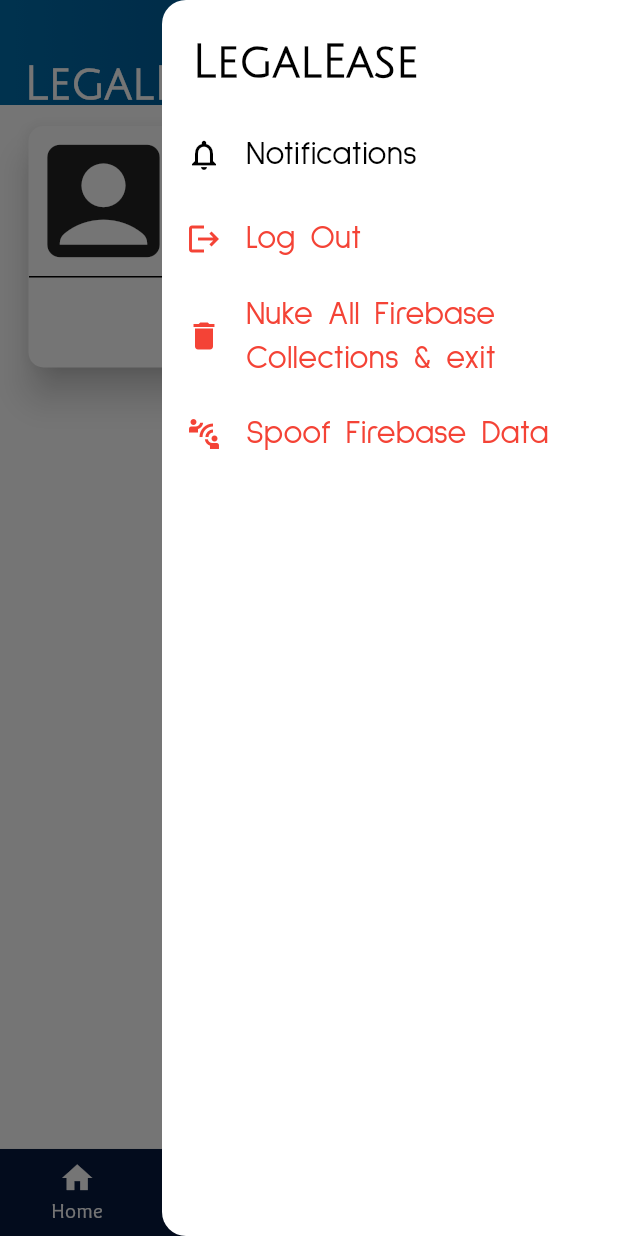
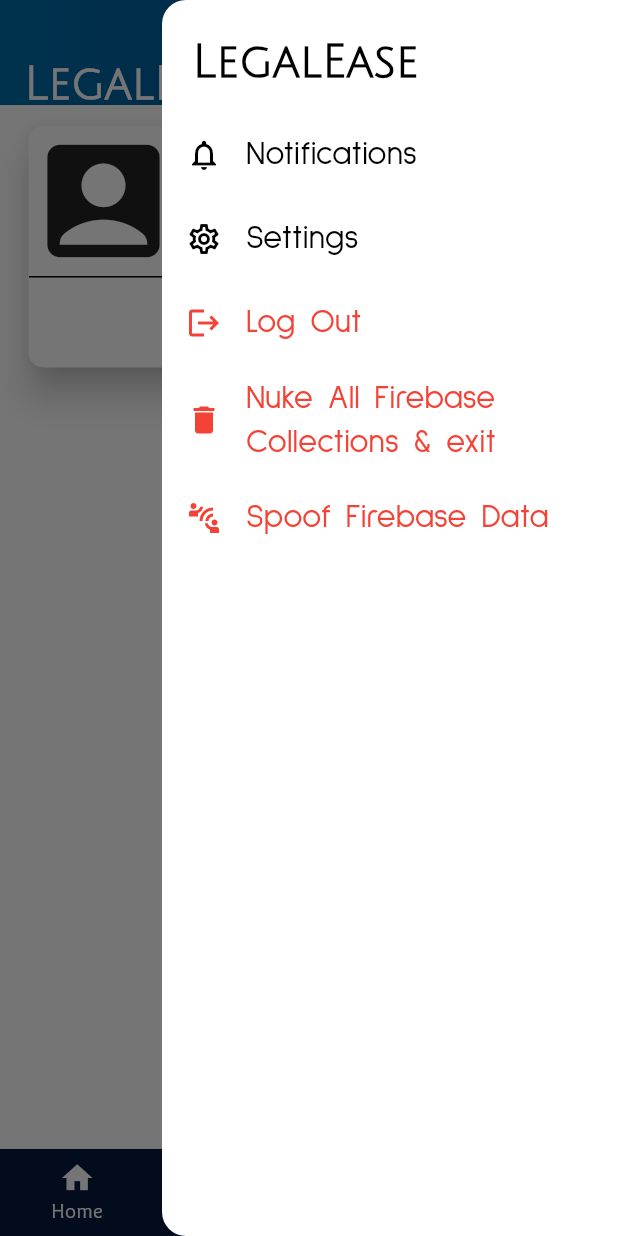
Before and after one commit to LahiruHW/toasties_kitahack, a Flutter app: the ProfilePage screen opened by its route, with the side drawer open, on a phone screen of 412 x 824 dp. Run offline on Flutter 3.47's test engine with Material 3 defaults, Android fonts, the light colour scheme and no system bars; drawn by our look-alikes of cached_network_image; our stand-ins replace animated_toggle_switch, cloud_firestore, envied, firebase_auth, firebase_core, flutter_animate and 3 more; missing offline and left inert: word_generator; accounts and stored records are empty; network calls fail.

Commit message:
make authProvider the stateProvider (possibly temporary)

```diff
--- a/toasties_flutter/lib/common/providers/auth_provider.dart
+++ b/toasties_flutter/lib/common/providers/auth_provider.dart
@@ -1,17 +1,13 @@
-// ignore_for_file: avoid_print
-
 import 'package:firebase_auth/firebase_auth.dart';
 import 'package:flutter/material.dart';
 import 'package:toasties_flutter/common/entity/index.dart';
 import 'package:toasties_flutter/common/utility/toastie_auth.dart';
 import 'package:toasties_flutter/common/utility/toasties_firestore_services.dart';
-// import 'package:toasties_flutter/common/constants/login_type.dart';
 
 /// Provider for the current user instance
 class ToastieAuthProvider extends ChangeNotifier {
-
   User? user;
-  UserLocalProfile? userProfile;
+  UserLocalProfile userProfile = UserLocalProfile(settings: UserSettings());
   Chat? currentChat;
   List<Chat>? savedChats;
   final authService = ToastiesAuthService();
@@ -21,10 +17,6 @@
       (User? newUser) => newUser != null ? setUserInstance(newUser) : null,
     );
 
-    // authService.onUserChanged.listen(
-    //   (User? newUser) => setUserInstance(newUser!),
-    // );
-
     debugPrint('------------------------------ AuthProvider initialized');
   }
 
@@ -32,10 +24,12 @@
   Future<void> signInWithEmailAndPassword(String email, String password) async {
     await authService.signInWithEmailAndPassword(email, password).then(
       (userCred) async {
-        final dataMap = await ToastiesFirestoreServices.setupUserProfile(userCred.user!.uid, null);
+        final dataMap = await ToastiesFirestoreServices.setupUserProfile(
+            userCred.user!.uid, null);
         userProfile = dataMap['userProfile'];
         currentChat = dataMap['currentChat'];
         savedChats = dataMap['savedChats'];
+        notifyListeners();
       },
     ).onError(
       (error, stackTrace) => throw Exception(error),
@@ -47,10 +41,12 @@
     await authService.signInWithGoogle().then(
       (userCred) async {
         // wait for the sign in to complete and then setup the user profile
-        final dataMap = await ToastiesFirestoreServices.setupUserProfile(userCred.user!.uid, null);
+        final dataMap = await ToastiesFirestoreServices.setupUserProfile(
+            userCred.user!.uid, null);
         userProfile = dataMap['userProfile'];
         currentChat = dataMap['currentChat'];
         savedChats = dataMap['savedChats'];
+        notifyListeners();
       },
     ).onError(
       (error, stackTrace) => throw Exception(error),
@@ -61,13 +57,16 @@
   /// and then sets the user instance, effectively logging the user in
   Future<void> signUpWithLegalEaseAccount(
       String email, String password, String? userName) async {
-    await authService.signUpWithLegalEaseAccount(email, password, userName)
+    await authService
+        .signUpWithLegalEaseAccount(email, password, userName)
         .then(
       (userCred) async {
-        final dataMap = await ToastiesFirestoreServices.setupUserProfile(userCred.user!.uid, userName);
+        final dataMap = await ToastiesFirestoreServices.setupUserProfile(
+            userCred.user!.uid, userName);
         userProfile = dataMap['userProfile'];
         currentChat = dataMap['currentChat'];
         savedChats = dataMap['savedChats'];
+        notifyListeners();
       },
     ).onError(
       (error, stackTrace) => throw Exception(error),
@@ -90,7 +89,7 @@
   /// clear the user instance and all user data after sign out
   void clearUserInstance() async {
     user = null;
-    userProfile = null;
+    userProfile = UserLocalProfile(settings: UserSettings());
     currentChat = null;
     savedChats = null;
     debugPrint(
@@ -103,4 +102,13 @@
     await user!.reload();
     notifyListeners();
   }
+
+  void updateSettings({
+    bool? isDarkMode,
+  }) {
+    userProfile.settings.updateSettings(
+      isDarkMode: isDarkMode,
+    );
+    notifyListeners();
+  }
 }
--- a/toasties_flutter/lib/common/utility/toastie_router.dart
+++ b/toasties_flutter/lib/common/utility/toastie_router.dart
@@ -102,7 +102,7 @@
             name: "profile",
             path: '/profile',
             pageBuilder: (context, state) =>
-                const MaterialPage(child: ProfilePage(), maintainState: true),
+                const MaterialPage(child: ProfilePage()),
           ),
         ],
         builder: (context, state, child) => Base(bodyWidget: child),
--- a/toasties_flutter/lib/common/widgets/colour_switch_toggle.dart
+++ b/toasties_flutter/lib/common/widgets/colour_switch_toggle.dart
@@ -1,8 +1,8 @@
 import 'package:animated_toggle_switch/animated_toggle_switch.dart';
-// import 'package:brio_app/state/brio_appstate_provider.dart';
 import 'package:flutter/material.dart';
 import 'package:provider/provider.dart';
-import 'package:toasties_flutter/common/providers/state_provider.dart';
+import 'package:toasties_flutter/common/providers/auth_provider.dart';
+// import 'package:toasties_flutter/common/providers/state_provider.dart';
 
 class ToastiesThemeModeToggle extends StatefulWidget {
   const ToastiesThemeModeToggle({
@@ -28,13 +28,12 @@
 
   @override
   Widget build(BuildContext context) {
-    final provider = Provider.of<ToastieStateProvider>(context, listen: false);
-
+    final provider = Provider.of<ToastieAuthProvider>(context, listen: false);
     return SizedBox(
       child: AnimatedToggleSwitch<bool>.dual(
         animationCurve: Curves.easeInOut,
         animationDuration: const Duration(milliseconds: 300),
-        current: provider.settings.isDarkMode,
+        current: provider.userProfile.settings.isDarkMode,
         first: true,
         second: false,
         spacing: 5,
@@ -56,6 +55,7 @@
         ),
         onTap: (prop) => setState(() {
           if (prop.tapped != null) {
+            // provider.updateSettings(isDarkMode: prop.tapped!.value);
             provider.updateSettings(isDarkMode: prop.tapped!.value);
           }
         }),
--- a/toasties_flutter/lib/common/widgets/side_nav_drawer.dart
+++ b/toasties_flutter/lib/common/widgets/side_nav_drawer.dart
@@ -51,13 +51,14 @@
           //   onTap: () {},
           //   // onTap: () => GoRouter.of(context).push('/profile'),
           // ),
-          // ListTile(
-          //   leading: const Icon(Icons.settings_outlined),
-          //   title: const Text('Settings'),
-          //   titleTextStyle: Theme.of(context).textTheme.headlineSmall,
-          //   // onTap: () {},
-          //   onTap: () => GoRouter.of(context).push('/settings'),
-          // ),
+
+          ListTile(
+            leading: const Icon(Icons.settings_outlined),
+            title: const Text('Settings'),
+            titleTextStyle: Theme.of(context).textTheme.headlineSmall,
+            // onTap: () {},
+            onTap: () => GoRouter.of(context).push('/settings'),
+          ),
 
           ListTile(
             leading: const Icon(
--- a/toasties_flutter/lib/main.dart
+++ b/toasties_flutter/lib/main.dart
@@ -48,12 +48,14 @@
 
   @override
   Widget build(BuildContext context) {
-    return Consumer<ToastieStateProvider>(
+    // return Consumer<ToastieStateProvider>(
+    return Consumer<ToastieAuthProvider>(
       builder: (context, provider, child) => MaterialApp.router(
         routerConfig: ToastieRouter.router,
         title: 'LegalEase',
         themeMode:
-            provider.settings.isDarkMode ? ThemeMode.dark : ThemeMode.light,
+            // provider.settings.isDarkMode ? ThemeMode.dark : ThemeMode.light,
+            provider.userProfile.settings.isDarkMode ? ThemeMode.dark : ThemeMode.light,
         theme: ToastiesAppTheme.lightTheme,
         darkTheme: ToastiesAppTheme.darkTheme,
         themeAnimationDuration: const Duration(milliseconds: 500),
--- a/toasties_flutter/lib/profile_page.dart
+++ b/toasties_flutter/lib/profile_page.dart
@@ -29,12 +29,13 @@
                       mainAxisSize: MainAxisSize.max,
                       // mainAxisAlignment: MainAxisAlignment.spaceEvenly,
                       children: [
+
                         CachedNetworkImage(
                           imageUrl: provider.user!.photoURL ?? "",
                           width: 100,
                           height: 100,
                           alignment: Alignment.center,
-                          cacheKey: "profile-img",
+                          cacheKey: "profile-img-${provider.user!.uid}",
                           fit: BoxFit.cover,
                           placeholder: (context, url) => const Icon(
                             Icons.account_box_rounded,
@@ -44,8 +45,7 @@
                             Icons.account_box_rounded,
                             size: 100,
                           ),
-                          errorListener: (errorObj) => print(
-                              "======== Error loading profile image: $errorObj"),
+                          errorListener: (errorObj) => throw Exception(errorObj),
                           useOldImageOnUrlChange: true,
                         ),
                         Expanded(
@@ -55,7 +55,8 @@
                               crossAxisAlignment: CrossAxisAlignment.start,
                               children: [
                                 Text(
-                                  '${provider.user!.displayName}',
+                                  // '${provider.user!.displayName}',
+                                  '${provider.userProfile.userName}',
                                   textAlign: TextAlign.start,
                                   style: Theme.of(context)
                                       .textTheme
@@ -84,7 +85,14 @@
                     ),
                     const Divider(color: Colors.black, height: 1.0),
                     TextButton(
-                      onPressed: () {},
+                      onPressed: () {
+
+                        print(provider.user);
+                        print(provider.userProfile);
+                        print(provider.currentChat);
+                        print(provider.savedChats);
+
+                      } ,
                       // make the text button expand to fill the entire width
                       style: TextButton.styleFrom(
                         minimumSize: const Size(double.infinity, 60),
```
